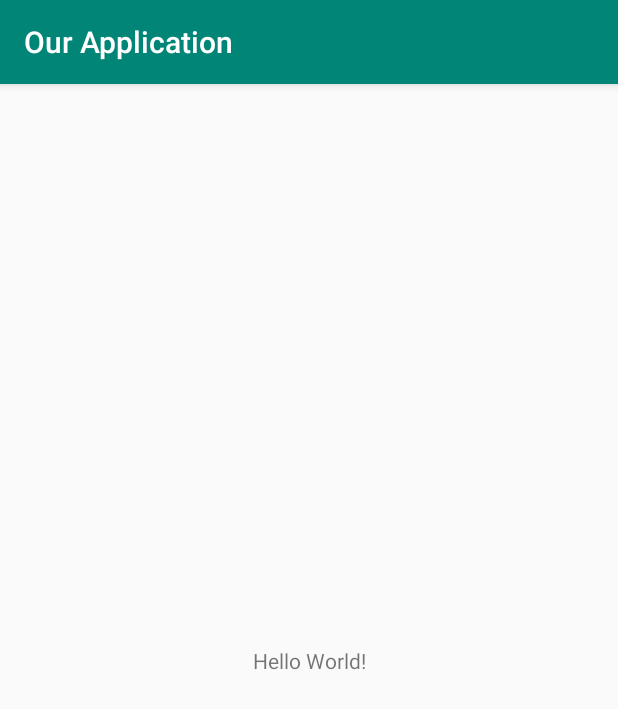
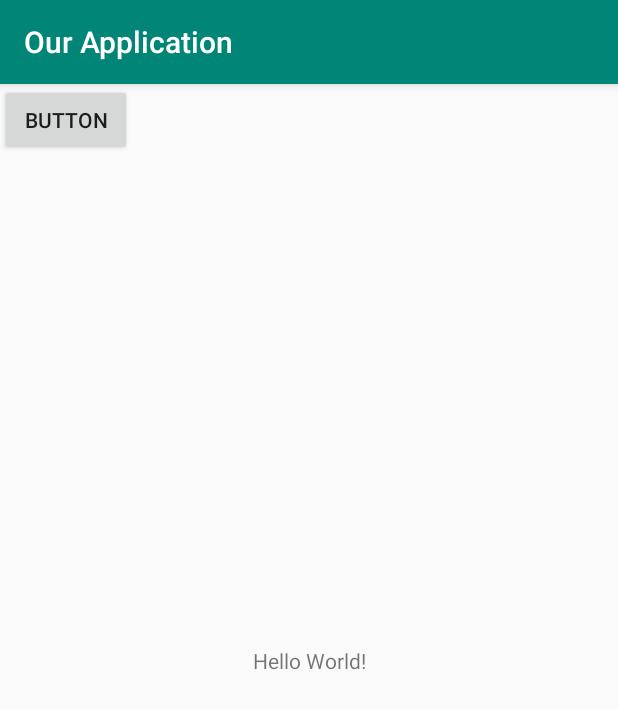
Before and after one commit to yusraSenem/OurApplication, an Android app: the screen it shows after launch (MainActivity), on a phone screen of 412 x 824 dp. Shown: the top 709 px of the screen. Run offline under Robolectric (Android 15) with nearby library versions, the phone set to English and light mode, and no system bars.

Commit message:
button
button

```diff
--- a/app/src/main/res/layout/activity_main.xml
+++ b/app/src/main/res/layout/activity_main.xml
@@ -15,4 +15,12 @@
         app:layout_constraintRight_toRightOf="parent"
         app:layout_constraintTop_toTopOf="parent" />
 
+    <Button
+        android:id="@+id/button"
+        android:layout_width="wrap_content"
+        android:layout_height="wrap_content"
+        android:text="Button"
+        tools:layout_editor_absoluteX="142dp"
+        tools:layout_editor_absoluteY="113dp" />
+
 </androidx.constraintlayout.widget.ConstraintLayout>
```
